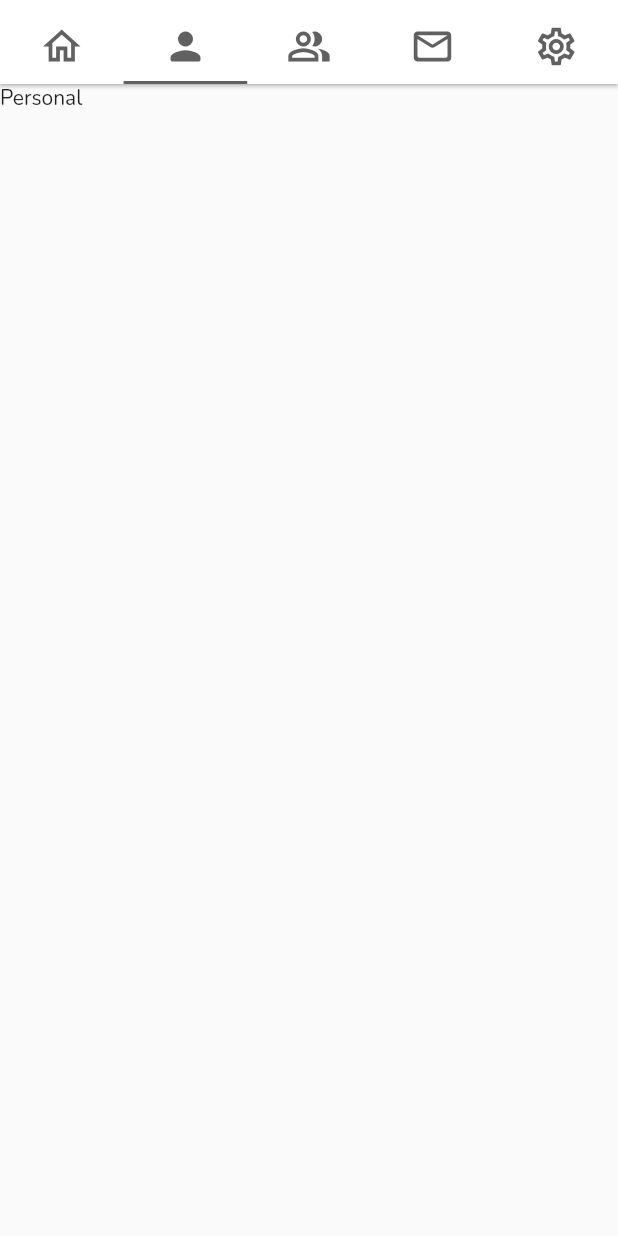
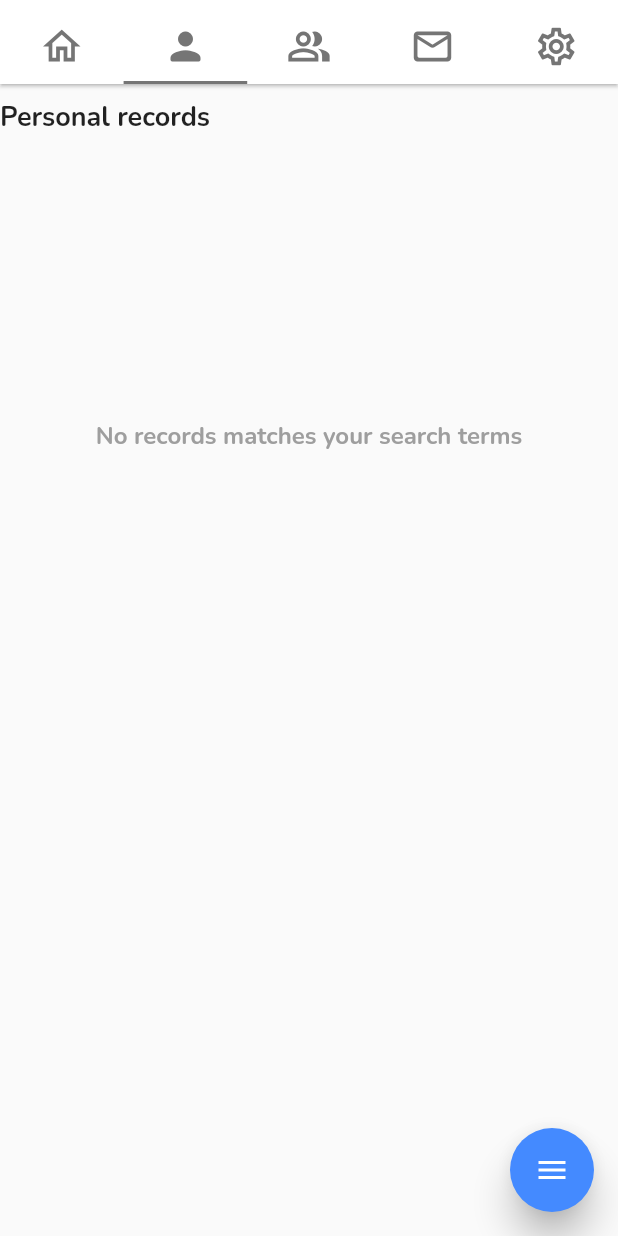
Before and after one commit to narutorabby/tmm-mobile-online, a Flutter app: the Root screen opened directly, tab 2 chosen, on a phone screen of 412 x 824 dp. Run offline on Flutter 3.47's test engine with Material 2 defaults, Android fonts, the phone set to English and light mode, and no system bars; drawn by our look-alikes of flutter_speed_dial; our stand-ins replace dio, flutter_secure_storage, flutter_spinkit, fluttertoast, font_awesome_flutter, google_sign_in and 1 more; accounts and stored records are empty.

Commit message:
Personal records list

```diff
--- a/lib/pages/personal.dart
+++ b/lib/pages/personal.dart
@@ -1,10 +1,11 @@
 import 'package:flutter/material.dart';
 import 'package:flutter_spinkit/flutter_spinkit.dart';
-import 'package:font_awesome_flutter/font_awesome_flutter.dart';
+import 'package:flutter_speed_dial/flutter_speed_dial.dart';
 import 'package:trackmymoney/models/basic_response.dart';
 import 'package:trackmymoney/models/record.dart';
 import 'package:trackmymoney/models/record_paginated.dart';
 import 'package:trackmymoney/services/api_manager.dart';
+import 'package:trackmymoney/widgets/record_list_item.dart';
 
 class Personal extends StatefulWidget {
   const Personal({Key? key}) : super(key: key);
@@ -20,15 +21,17 @@ class _PersonalState extends State<Personal> {
   late List<Record> records;
   int currentPage = 1;
   final scrollController = ScrollController();
+  late bool loadingMore;
 
   @override
   void initState() {
     records = [];
+    loadingMore = false;
     getRecords();
     scrollController.addListener(() {
       if (scrollController.position.maxScrollExtent == scrollController.offset) {
         setState(() {
-          pageLoading = true;
+          loadingMore = true;
           currentPage++;
         });
         getRecords();
@@ -40,8 +43,7 @@ class _PersonalState extends State<Personal> {
   @override
   Widget build(BuildContext context) {
     return Scaffold(
-      body: SafeArea(
-        child: SingleChildScrollView(
+      body: Container(
         child: pageLoading ? Container(
           alignment: Alignment.center,
           height: MediaQuery.of(context).size.height - 150,
@@ -49,8 +51,75 @@ class _PersonalState extends State<Personal> {
             color: Colors.blue,
             size: 50.0,
           ),
-          ) : const Text("Personal"),
+        ) : Column(
+          crossAxisAlignment: CrossAxisAlignment.stretch,
+          children: [
+            const Padding(
+              padding: EdgeInsets.only(top: 10),
+              child: Text(
+                "Personal records",
+                style: TextStyle(fontSize: 18, fontWeight: FontWeight.bold),
               ),
+            ),
+            Expanded(
+              child: ListView.builder(
+                controller: scrollController,
+                itemBuilder: (BuildContext context, int index) {
+                  if (index == records.length) {
+                    return Container(
+                      child: records.isNotEmpty ? const Icon(Icons.drag_handle_outlined) : Container(
+                        height: 400,
+                        alignment: Alignment.center,
+                        child: const Text(
+                          "No records matches your search terms",
+                          textAlign: TextAlign.center,
+                          style: TextStyle(fontSize: 16, color: Colors.grey, fontWeight: FontWeight.bold),
+                        ),
+                      ),
+                    );
+                  }
+                  return RecordListItem(record: records[index]);
+                },
+                itemCount: records.length + 1,
+              ),
+            ),
+          ],
+        ),
+      ),
+      floatingActionButton: SpeedDial(
+        animatedIcon: AnimatedIcons.menu_close,
+        backgroundColor: Colors.blueAccent,
+        foregroundColor: Colors.white,
+        elevation: 10,
+        children: [
+          SpeedDialChild(
+            child: const Icon(Icons.filter_list, color: Colors.white),
+            backgroundColor: Colors.blueAccent,
+            onTap: () {},
+            label: 'Filter list',
+            labelStyle:
+            const TextStyle(fontWeight: FontWeight.w500, color: Colors.white),
+            labelBackgroundColor: Colors.black54,
+          ),
+          SpeedDialChild(
+            child: const Icon(Icons.add_card_rounded, color: Colors.white),
+            backgroundColor: Colors.blueAccent,
+            onTap: () {},
+            label: 'Create expense',
+            labelStyle:
+            const TextStyle(fontWeight: FontWeight.w500, color: Colors.white),
+            labelBackgroundColor: Colors.black54,
+          ),
+          SpeedDialChild(
+            child: const Icon(Icons.playlist_add_rounded, color: Colors.white),
+            backgroundColor: Colors.blueAccent,
+            onTap: () {},
+            label: 'Create income',
+            labelStyle:
+            const TextStyle(fontWeight: FontWeight.w500, color: Colors.white),
+            labelBackgroundColor: Colors.black54,
+          )
+        ],
       ),
     );
   }
--- a/lib/pages/root.dart
+++ b/lib/pages/root.dart
@@ -43,40 +43,40 @@ class _RootState extends State<Root> with TickerProviderStateMixin {
                 children: [
                   TabBar(
                     controller: tabController,
-                    indicatorColor: Colors.grey.shade700,
+                    indicatorColor: Colors.grey.shade600,
                     tabs: [
                       Tab(
                         icon: Icon(
                           tabController.index == 0 ? Icons.home_rounded : Icons.home_outlined,
-                          color: Colors.grey.shade700,
+                          color: Colors.grey.shade600,
                           size: 30,
                         )
                       ),
                       Tab(
                         icon: Icon(
                           tabController.index == 1 ? Icons.person_rounded : Icons.person_outline_rounded,
-                          color: Colors.grey.shade700,
+                          color: Colors.grey.shade600,
                           size: 30,
                         )
                       ),
                       Tab(
                         icon: Icon(
                           tabController.index == 2 ? Icons.people_alt_rounded : Icons.people_alt_outlined,
-                          color: Colors.grey.shade700,
+                          color: Colors.grey.shade600,
                           size: 30,
                         )
                       ),
                       Tab(
                         icon: Icon(
                           tabController.index == 3 ? Icons.mail_rounded : Icons.mail_outline_rounded,
-                          color: Colors.grey.shade700,
+                          color: Colors.grey.shade600,
                           size: 30,
                         )
                       ),
                       Tab(
                         icon: Icon(
                           tabController.index == 4 ? Icons.settings_rounded : Icons.settings_outlined,
-                          color: Colors.grey.shade700,
+                          color: Colors.grey.shade600,
                           size: 30,
                         )
                       ),
--- a/lib/services/helpers.dart
+++ b/lib/services/helpers.dart
@@ -34,10 +34,10 @@ class Helpers {
   }
 
   static String formatCurrency(double number){
-    return NumberFormat.simpleCurrency(name: 'BDT', decimalDigits: 2).format(number);
+    return NumberFormat("#,##0.00", "en_US").format(number);
   }
 
-  static String formatDate(String rawDate){
+  static String formatDate(DateTime rawDate){
     return Jiffy(rawDate).format("dd-MM-yyyy");
   }
 
--- a/pubspec.yaml
+++ b/pubspec.yaml
@@ -43,6 +43,7 @@ dependencies:
   jiffy: ^4.1.0
   flutter_spinkit: ^5.1.0
   google_sign_in: ^5.1.0
+  flutter_speed_dial: ^6.2.0
 
 dev_dependencies:
   flutter_test:
```
Also changed, not shown: lib/widgets/record_list_item.dart (added, +59 -0 lines), pubspec.lock. Lines whose indentation alone changed are shown as unchanged.
